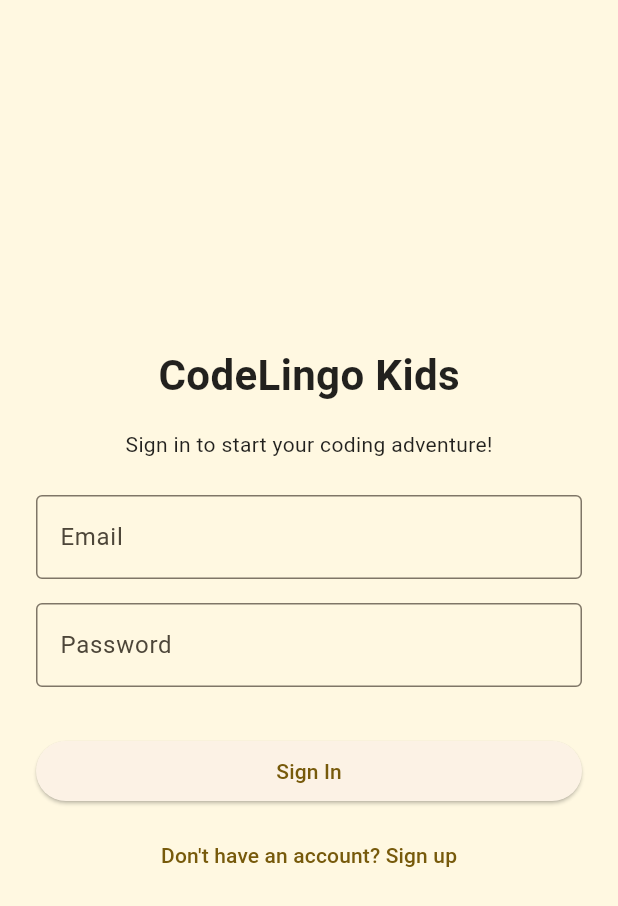
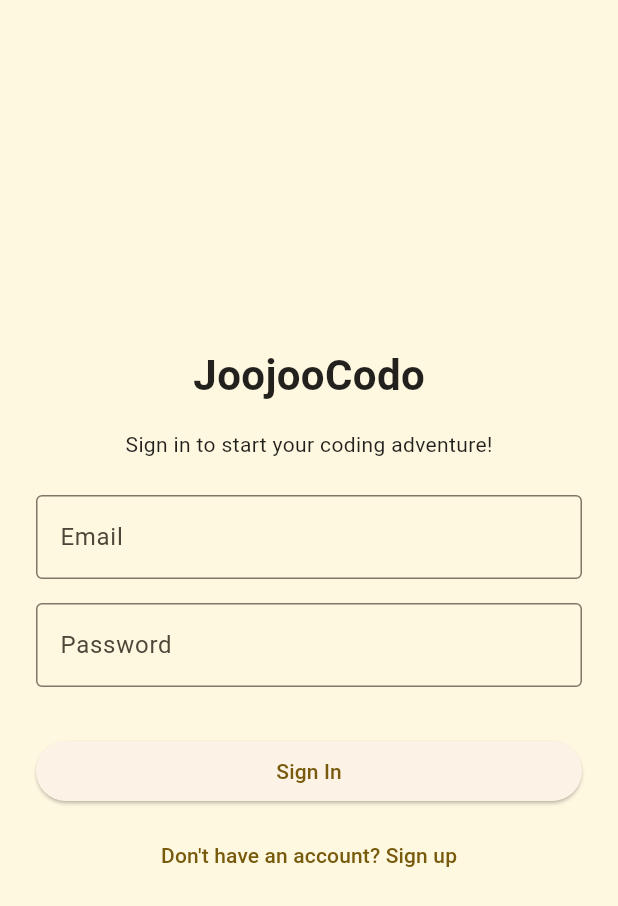
Before and after one commit to foojanbabaeeian/CM_Bootstrap_Flutter, a Flutter app: the screen it shows after launch, on a phone screen of 412 x 824 dp. Shown: the top 906 px of the screen. Run offline on Flutter 3.47's test engine with Material 3 defaults, Android fonts, the phone set to English and light mode, and no system bars; our stand-ins replace firebase_auth, firebase_core; accounts and stored records are empty.

Commit message:
trying to solve sth

```diff
--- a/lib/screens/sign_in_screen.dart
+++ b/lib/screens/sign_in_screen.dart
@@ -68,7 +68,7 @@ class _SignInScreenState extends State<SignInScreen> {
             mainAxisSize: MainAxisSize.min,
             children: [
               const Text(
-                'CodeLingo Kids',
+                'JoojooCodo',
                 style: TextStyle(fontSize: 28, fontWeight: FontWeight.bold),
               ),
               const SizedBox(height: 16),
```
Also changed, not shown: 1 other file.
